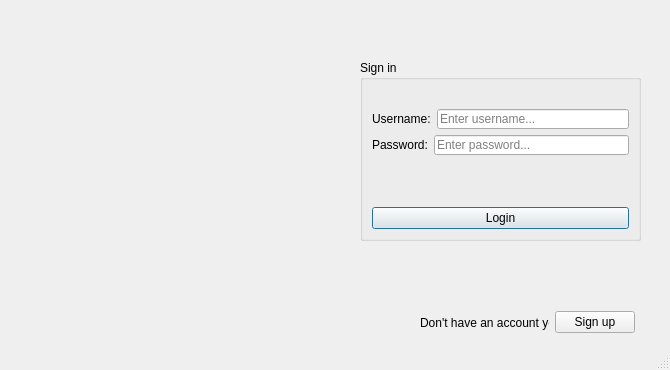
Old version of the form notebird/windows/interfaces/login.ui in the repository alucebur/notebird.
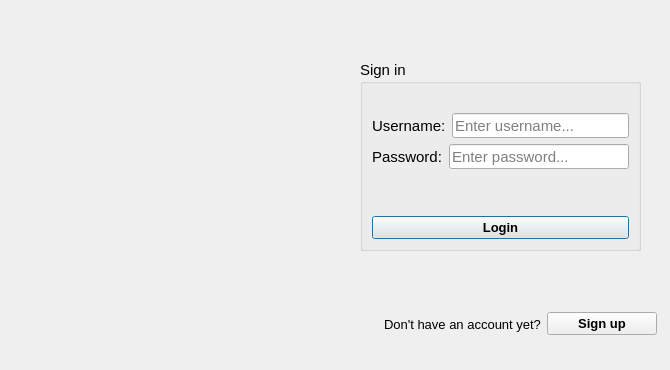
New version of the form. Icons and pictures are not drawn. Custom widgets are drawn as their Qt base class.

```diff
--- a/notebird/windows/interfaces/login.ui
+++ b/notebird/windows/interfaces/login.ui
@@ -58,9 +58,14 @@
       <x>360</x>
       <y>60</y>
       <width>281</width>
-      <height>181</height>
+      <height>191</height>
      </rect>
     </property>
+    <property name="font">
+     <font>
+      <pointsize>11</pointsize>
+     </font>
+    </property>
     <property name="title">
      <string>Sign in</string>
     </property>
@@ -82,6 +87,11 @@
       <layout class="QHBoxLayout" name="horizontalLayout">
        <item>
         <widget class="QLabel" name="label_username">
+         <property name="font">
+          <font>
+           <pointsize>11</pointsize>
+          </font>
+         </property>
          <property name="text">
           <string>Username:</string>
          </property>
@@ -89,12 +99,23 @@
        </item>
        <item>
         <widget class="ClickableLineEdit" name="line_edit_username">
+         <property name="minimumSize">
+          <size>
+           <width>0</width>
+           <height>25</height>
+          </size>
+         </property>
          <property name="maximumSize">
           <size>
-           <width>200</width>
-           <height>20</height>
+           <width>180</width>
+           <height>25</height>
           </size>
          </property>
+         <property name="font">
+          <font>
+           <pointsize>11</pointsize>
+          </font>
+         </property>
          <property name="placeholderText">
           <string>Enter username...</string>
          </property>
@@ -106,6 +127,11 @@
       <layout class="QHBoxLayout" name="horizontalLayout_2">
        <item>
         <widget class="QLabel" name="label_password">
+         <property name="font">
+          <font>
+           <pointsize>11</pointsize>
+          </font>
+         </property>
          <property name="text">
           <string>Password:</string>
          </property>
@@ -113,12 +139,23 @@
        </item>
        <item>
         <widget class="ClickableLineEdit" name="line_edit_password">
+         <property name="minimumSize">
+          <size>
+           <width>0</width>
+           <height>25</height>
+          </size>
+         </property>
          <property name="maximumSize">
           <size>
-           <width>200</width>
-           <height>20</height>
+           <width>180</width>
+           <height>25</height>
           </size>
          </property>
+         <property name="font">
+          <font>
+           <pointsize>11</pointsize>
+          </font>
+         </property>
          <property name="echoMode">
           <enum>QLineEdit::Password</enum>
          </property>
@@ -131,6 +168,13 @@
      </item>
      <item>
       <widget class="QLabel" name="label_message">
+       <property name="font">
+        <font>
+         <pointsize>10</pointsize>
+         <weight>75</weight>
+         <bold>true</bold>
+        </font>
+       </property>
        <property name="styleSheet">
         <string notr="true">.QLabel {
     color: #ca0000;
@@ -144,6 +188,19 @@
      </item>
      <item>
       <widget class="QPushButton" name="pushButton_login">
+       <property name="minimumSize">
+        <size>
+         <width>0</width>
+         <height>14</height>
+        </size>
+       </property>
+       <property name="font">
+        <font>
+         <pointsize>10</pointsize>
+         <weight>75</weight>
+         <bold>true</bold>
+        </font>
+       </property>
        <property name="text">
         <string>Login</string>
        </property>
@@ -166,15 +223,25 @@
    <widget class="QWidget" name="layoutWidget">
     <property name="geometry">
      <rect>
-      <x>420</x>
+      <x>384</x>
       <y>310</y>
-      <width>215</width>
-      <height>25</height>
+      <width>273</width>
+      <height>38</height>
      </rect>
     </property>
     <layout class="QHBoxLayout" name="horizontalLayout_3">
+     <property name="bottomMargin">
+      <number>10</number>
+     </property>
      <item>
       <widget class="QLabel" name="label">
+       <property name="font">
+        <font>
+         <pointsize>10</pointsize>
+         <weight>50</weight>
+         <bold>false</bold>
+        </font>
+       </property>
        <property name="text">
         <string>Don't have an account yet?</string>
        </property>
@@ -182,6 +249,19 @@
      </item>
      <item>
       <widget class="QPushButton" name="pushButton_signup">
+       <property name="minimumSize">
+        <size>
+         <width>0</width>
+         <height>14</height>
+        </size>
+       </property>
+       <property name="font">
+        <font>
+         <pointsize>10</pointsize>
+         <weight>75</weight>
+         <bold>true</bold>
+        </font>
+       </property>
        <property name="text">
         <string>Sign up</string>
        </property>
@@ -190,17 +270,6 @@
     </layout>
    </widget>
   </widget>
-  <widget class="QMenuBar" name="menubar">
-   <property name="geometry">
-    <rect>
-     <x>0</x>
-     <y>0</y>
-     <width>670</width>
-     <height>21</height>
-    </rect>
-   </property>
-  </widget>
-  <widget class="QStatusBar" name="statusbar"/>
  </widget>
  <customwidgets>
   <customwidget>
```
